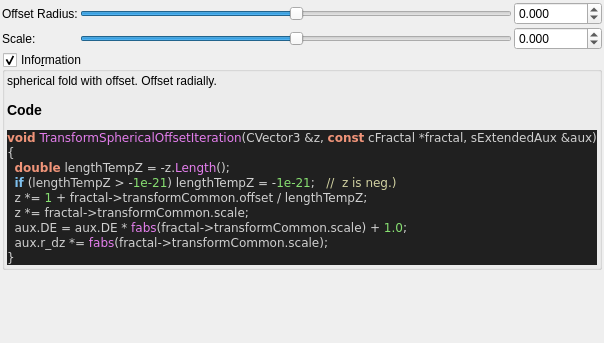
buddhi1980/mandelbulber2, file mandelbulber2/qt_data/fractal_transf_spherical_offset.ui: the form before one commit; both pictures show x 0 to 604 and y 0 to 343 of the 604 by 558 pixel window.
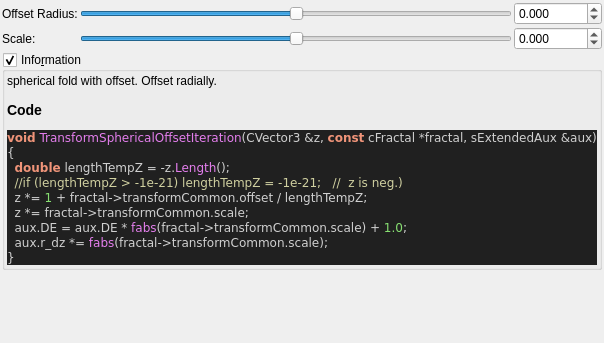
The form after the commit. Custom widgets are drawn as their Qt base class.

Commit message:
stripped code highlight output to body tag
 the surrounding part (HTML Tag and comment) contained version specific parts.
 Now only the body tag will be written to the ui file,
 so the complete output of populateUiInformation.php should be reproducable.

 Also readded broken symlinks in deploy/share/mandelbulber2

Diff of the .ui file:
```diff
--- a/mandelbulber2/qt_data/fractal_transf_spherical_offset.ui
+++ b/mandelbulber2/qt_data/fractal_transf_spherical_offset.ui
@@ -189,27 +189,18 @@
          <string>&lt;p&gt;spherical fold with offset. Offset radially.&lt;/p&gt;&lt;table&gt;
 &lt;/table&gt;
 &lt;h3&gt;Code&lt;/h3&gt;
-&lt;!DOCTYPE HTML PUBLIC &quot;-//W3C//DTD HTML 4.0 Transitional//EN&quot;&gt;
-&lt;html&gt;
-&lt;head&gt;
-&lt;meta http-equiv=&quot;content-type&quot; content=&quot;text/html; charset=ISO-8859-1&quot;&gt;
-&lt;title&gt;Source file&lt;/title&gt;
-&lt;/head&gt;
 &lt;body style=&quot;background-color:#202020&quot;&gt;
-&lt;pre style=&quot;color:#d0d0d0; background-color:#202020;  font-family:'Courier New';&quot;&gt;&lt;span style=&quot;color:#f09479; font-weight:bold&quot;&gt;void&lt;/span&gt; &lt;span style=&quot;color:#e47eed&quot;&gt;TransformSphericalOffsetIteration&lt;/span&gt;&lt;span style=&quot;color:#d0d0d0&quot;&gt;(&lt;/span&gt;CVector3 &lt;span style=&quot;color:#d0d0d0&quot;&gt;&amp;amp;&lt;/span&gt;z&lt;span style=&quot;color:#d0d0d0&quot;&gt;,&lt;/span&gt; &lt;span style=&quot;color:#f09479; font-weight:bold&quot;&gt;const&lt;/span&gt; cFractal &lt;span style=&quot;color:#d0d0d0&quot;&gt;*&lt;/span&gt;fractal&lt;span style=&quot;color:#d0d0d0&quot;&gt;,&lt;/span&gt; sExtendedAux &lt;span style=&quot;color:#d0d0d0&quot;&gt;&amp;amp;&lt;/span&gt;aux&lt;span style=&quot;color:#d0d0d0&quot;&gt;)&lt;/span&gt;
+&lt;pre style=&quot;color:#d0d0d0; background-color:#202020;  font-family:'Courier New',monospace;&quot;&gt;&lt;span style=&quot;color:#f09479; font-weight:bold&quot;&gt;void&lt;/span&gt; &lt;span style=&quot;color:#e47eed&quot;&gt;TransformSphericalOffsetIteration&lt;/span&gt;&lt;span style=&quot;color:#d0d0d0&quot;&gt;(&lt;/span&gt;CVector3 &lt;span style=&quot;color:#d0d0d0&quot;&gt;&amp;amp;&lt;/span&gt;z&lt;span style=&quot;color:#d0d0d0&quot;&gt;,&lt;/span&gt; &lt;span style=&quot;color:#f09479; font-weight:bold&quot;&gt;const&lt;/span&gt; cFractal &lt;span style=&quot;color:#d0d0d0&quot;&gt;*&lt;/span&gt;fractal&lt;span style=&quot;color:#d0d0d0&quot;&gt;,&lt;/span&gt; sExtendedAux &lt;span style=&quot;color:#d0d0d0&quot;&gt;&amp;amp;&lt;/span&gt;aux&lt;span style=&quot;color:#d0d0d0&quot;&gt;)&lt;/span&gt;
 &lt;span style=&quot;color:#d0d0d0&quot;&gt;{&lt;/span&gt;
   &lt;span style=&quot;color:#f09479; font-weight:bold&quot;&gt;double&lt;/span&gt; lengthTempZ &lt;span style=&quot;color:#d0d0d0&quot;&gt;= -&lt;/span&gt;z&lt;span style=&quot;color:#d0d0d0&quot;&gt;.&lt;/span&gt;&lt;span style=&quot;color:#e47eed&quot;&gt;Length&lt;/span&gt;&lt;span style=&quot;color:#d0d0d0&quot;&gt;();&lt;/span&gt;
-  &lt;span style=&quot;color:#7ec0ee; font-weight:bold&quot;&gt;if&lt;/span&gt; &lt;span style=&quot;color:#d0d0d0&quot;&gt;(&lt;/span&gt;lengthTempZ &lt;span style=&quot;color:#d0d0d0&quot;&gt;&amp;gt; -&lt;/span&gt;&lt;span style=&quot;color:#87df71&quot;&gt;1e-21&lt;/span&gt;&lt;span style=&quot;color:#d0d0d0&quot;&gt;)&lt;/span&gt; lengthTempZ &lt;span style=&quot;color:#d0d0d0&quot;&gt;= -&lt;/span&gt;&lt;span style=&quot;color:#87df71&quot;&gt;1e-21&lt;/span&gt;&lt;span style=&quot;color:#d0d0d0&quot;&gt;;&lt;/span&gt;   &lt;span style=&quot;color:#d0d0a0&quot;&gt;//  z is neg.)&lt;/span&gt;
+  &lt;span style=&quot;color:#d0d0a0&quot;&gt;//if (lengthTempZ &amp;gt; -1e-21) lengthTempZ = -1e-21;   //  z is neg.)&lt;/span&gt;
   z &lt;span style=&quot;color:#d0d0d0&quot;&gt;*=&lt;/span&gt; &lt;span style=&quot;color:#87df71&quot;&gt;1&lt;/span&gt; &lt;span style=&quot;color:#d0d0d0&quot;&gt;+&lt;/span&gt; fractal&lt;span style=&quot;color:#d0d0d0&quot;&gt;-&amp;gt;&lt;/span&gt;transformCommon&lt;span style=&quot;color:#d0d0d0&quot;&gt;.&lt;/span&gt;offset &lt;span style=&quot;color:#d0d0d0&quot;&gt;/&lt;/span&gt; lengthTempZ&lt;span style=&quot;color:#d0d0d0&quot;&gt;;&lt;/span&gt;
   z &lt;span style=&quot;color:#d0d0d0&quot;&gt;*=&lt;/span&gt; fractal&lt;span style=&quot;color:#d0d0d0&quot;&gt;-&amp;gt;&lt;/span&gt;transformCommon&lt;span style=&quot;color:#d0d0d0&quot;&gt;.&lt;/span&gt;scale&lt;span style=&quot;color:#d0d0d0&quot;&gt;;&lt;/span&gt;
   aux&lt;span style=&quot;color:#d0d0d0&quot;&gt;.&lt;/span&gt;DE &lt;span style=&quot;color:#d0d0d0&quot;&gt;=&lt;/span&gt; aux&lt;span style=&quot;color:#d0d0d0&quot;&gt;.&lt;/span&gt;DE &lt;span style=&quot;color:#d0d0d0&quot;&gt;*&lt;/span&gt; &lt;span style=&quot;color:#e47eed&quot;&gt;fabs&lt;/span&gt;&lt;span style=&quot;color:#d0d0d0&quot;&gt;(&lt;/span&gt;fractal&lt;span style=&quot;color:#d0d0d0&quot;&gt;-&amp;gt;&lt;/span&gt;transformCommon&lt;span style=&quot;color:#d0d0d0&quot;&gt;.&lt;/span&gt;scale&lt;span style=&quot;color:#d0d0d0&quot;&gt;) +&lt;/span&gt; &lt;span style=&quot;color:#87df71&quot;&gt;1.0&lt;/span&gt;&lt;span style=&quot;color:#d0d0d0&quot;&gt;;&lt;/span&gt;
   aux&lt;span style=&quot;color:#d0d0d0&quot;&gt;.&lt;/span&gt;r_dz &lt;span style=&quot;color:#d0d0d0&quot;&gt;*=&lt;/span&gt; &lt;span style=&quot;color:#e47eed&quot;&gt;fabs&lt;/span&gt;&lt;span style=&quot;color:#d0d0d0&quot;&gt;(&lt;/span&gt;fractal&lt;span style=&quot;color:#d0d0d0&quot;&gt;-&amp;gt;&lt;/span&gt;transformCommon&lt;span style=&quot;color:#d0d0d0&quot;&gt;.&lt;/span&gt;scale&lt;span style=&quot;color:#d0d0d0&quot;&gt;);&lt;/span&gt;
 &lt;span style=&quot;color:#d0d0d0&quot;&gt;}&lt;/span&gt;
 &lt;/pre&gt;
-&lt;/body&gt;
-&lt;/html&gt;
-&lt;!--HTML generated by highlight 3.9, http://www.andre-simon.de/--&gt;
-</string>
+&lt;/body&gt;</string>
         </property>
         <property name="wordWrap">
          <bool>true</bool>
```
The commit also changes 109 other files.
